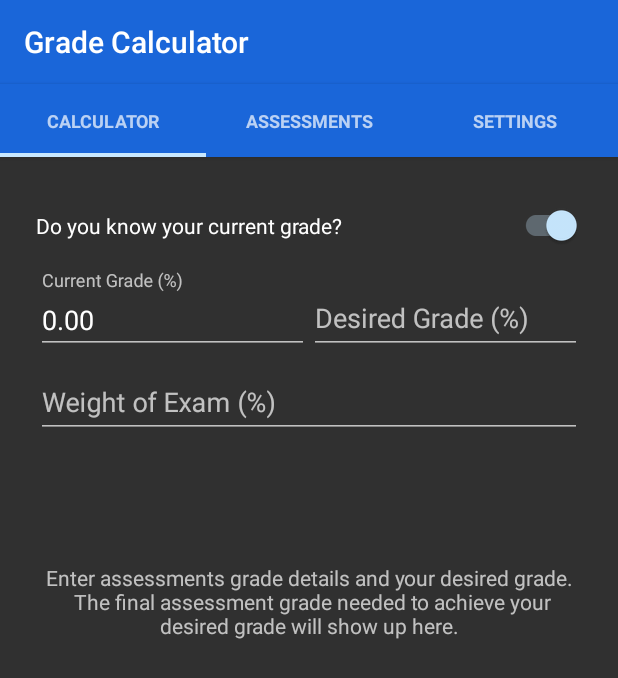
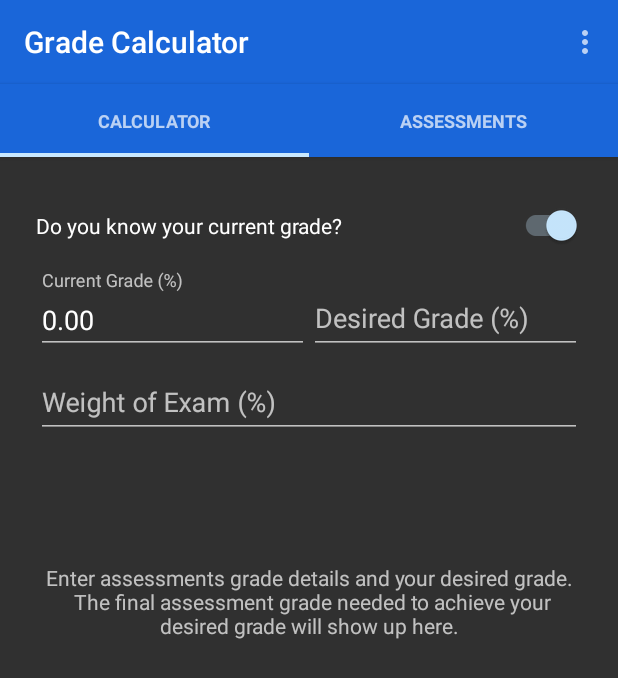
Before and after one commit to kaozgamer/FinalGradeCalculator, an Android app: the screen it shows after launch (MainActivity), on a phone screen of 412 x 824 dp. Shown: the top 678 px of the screen. Run offline under Robolectric (Android 15) with nearby library versions, the phone set to English and light mode, and no system bars; libraries missing offline, so code that uses them is left out: com.melnykov.fab, uk.co.deanwild; 4 statements that could not run were skipped.

Commit message:
Moved Settings from the tab on the SlidingTabLayout to the ActionBar. This now better lies within Google's Material design guidelines.

```diff
--- a/app/src/main/java/com/thunderboltsoft/finalgradecalculator/activities/MainActivity.java
+++ b/app/src/main/java/com/thunderboltsoft/finalgradecalculator/activities/MainActivity.java
@@ -56,7 +56,7 @@ public class MainActivity extends AppCompatActivity implements ActivityCallback
     /**
      * The number of tabs.
      */
-    private int mNumTabs = 3;
+    private int mNumTabs = 2;
 
     /**
      * Gets and returns the list of assessments entered by the user.
@@ -193,6 +193,18 @@ public class MainActivity extends AppCompatActivity implements ActivityCallback
 
     @Override
     public boolean onOptionsItemSelected(MenuItem item) {
+        // Handle action bar item clicks here. The action bar will
+        // automatically handle clicks on the Home/Up button, so long
+        // as you specify a parent activity in AndroidManifest.xml.
+        int id = item.getItemId();
+
+        //noinspection SimplifiableIfStatement
+        if (id == R.id.action_settings) {
+            // TODO: Implement the settings fragment and inflate it from here
+
+            return true;
+        }
+
         return super.onOptionsItemSelected(item);
     }
 
--- a/app/src/main/res/menu/menu_main.xml
+++ b/app/src/main/res/menu/menu_main.xml
@@ -1,8 +1,10 @@
 <menu xmlns:tools="http://schemas.android.com/tools"
+    xmlns:android="http://schemas.android.com/apk/res/android"
+    xmlns:app="http://schemas.android.com/apk/res-auto"
     tools:context=".activities.MainActivity">
-    <!--<item
+    <item
         android:id="@+id/action_settings"
         android:title="@string/action_settings"
         android:orderInCategory="100"
-        app:showAsAction="never" />-->
+        app:showAsAction="never" />
 </menu>
```
Also changed, not shown: 1 other file.
